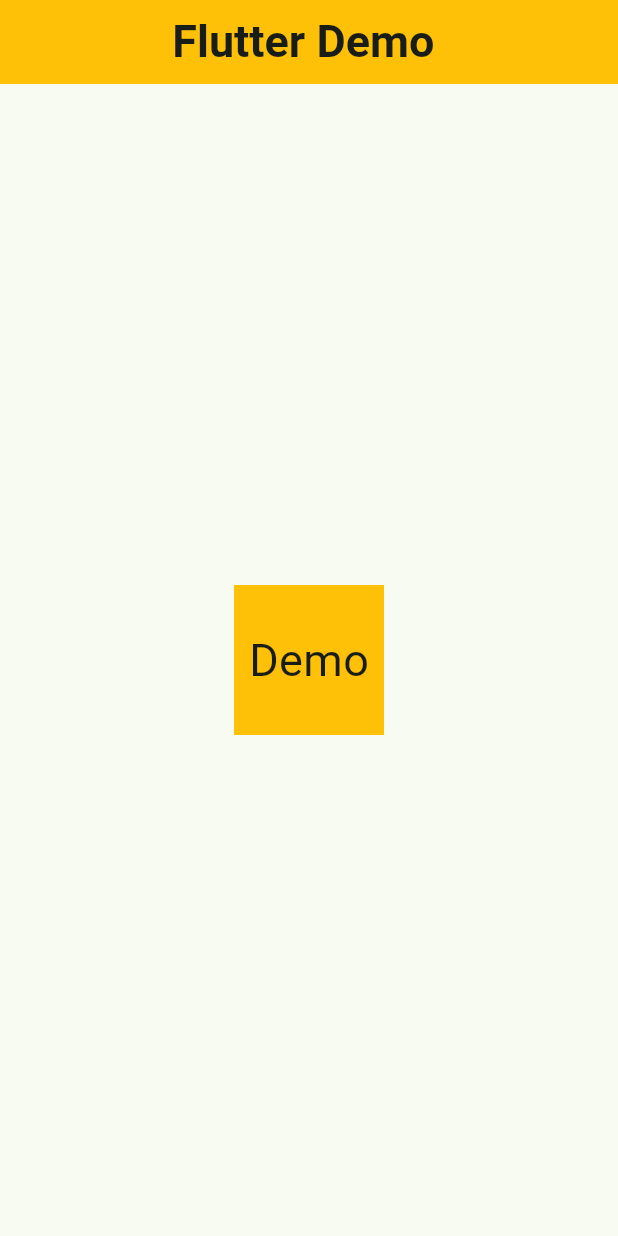
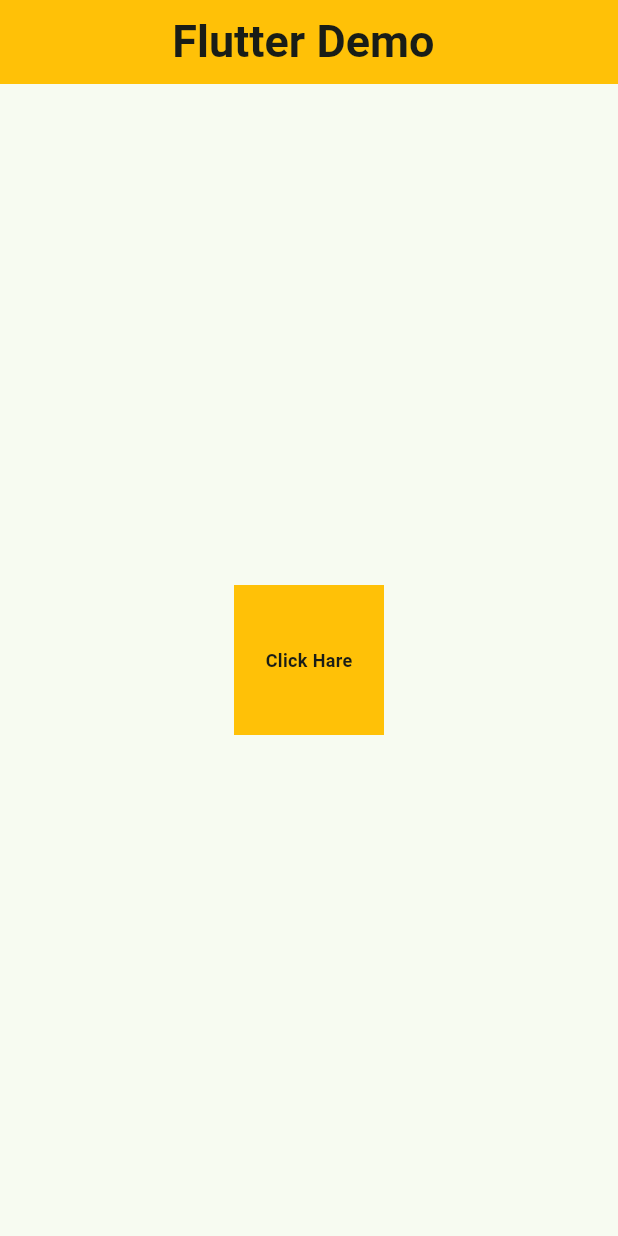
Before and after one commit to kayesmahmud000/first_flutter_app, a Flutter app: the screen it shows after launch, on a phone screen of 412 x 824 dp. Run offline on Flutter 3.47's test engine with Material 3 defaults, Android fonts, the phone set to English and light mode, and no system bars.

Commit message:
added the more widget

```diff
--- a/lib/main.dart
+++ b/lib/main.dart
@@ -43,15 +43,94 @@ class _MyHomePageState extends State<MyHomePage> {
         title: Center(child: Text(widget.title , style: TextStyle(fontSize: 30, fontWeight: FontWeight.bold),)),
         backgroundColor: Colors.amber,
       ),
-      body:Center(
-        child: Container(
-        width: 100,
-        height: 100,
-        color: Colors.amber,
-        child: Center(child: Text('Demo', style: TextStyle(fontSize: 30 ),)),
+      body:
+      Center(
+        child: InkWell(
+          onTap: () => print("tapped on single") ,
+          onDoubleTap: () => print('tapped on double'),
+          child: Container(
+            width: 100,
+            height: 100,
+            color: Colors.amber,
+            child: Center(child: Text('Click Hare', style: TextStyle(fontSize: 12,
+            fontWeight: .bold),)),
+          ),
+        ),
+      )
+      // Container(
+      //   child: Column(
+      //     mainAxisAlignment:MainAxisAlignment.spaceBetween ,
+      //     crossAxisAlignment: CrossAxisAlignment.start,
+      //     children: [
+      //       Row(
+      //         mainAxisAlignment: MainAxisAlignment.spaceBetween,
+      //         crossAxisAlignment: CrossAxisAlignment.start,
+      //       children: [ Text('A'),
+      //       Text('A'),
+      //       Text('A'),
+      //       Text('A')],
+      //       ),
 
-      ) ,
-      )
+      //       Text('A'),
+      //       Text('A'),
+      //       Text('A'),
+      //       Text('A'),
+
+      //        Row(
+      //         mainAxisAlignment: MainAxisAlignment.spaceBetween,
+      //         crossAxisAlignment: CrossAxisAlignment.end,
+      //       children: [
+      //         Text('A'),
+      //       Text('A'),
+      //       Text('A'),
+      //       Text('A')],
+      //       ),
+      //     ],
+      //   ),
+      // )
+      // Center(
+      //   child: Container(
+      //   width: 200,
+      //   height: 100,
+      //   color: Colors.amber,
+      //   child: Image.asset('assets/images/laptop.jpg'),
+      //   // child: OutlinedButton(
+      //   //   onPressed:(){ print('Clicked');} ,
+      //   //     style:ElevatedButton.styleFrom(
+      //   //       shape: RoundedRectangleBorder(borderRadius: BorderRadius.zero)
+      //   //     ),
+      //   //   child:  Text('Click Hare', style: MyNewTextStyle(),) ,
+
+      //   // ),
+      //   // child: Center(child: Text('Demo', style: TextStyle(fontSize: 30 ),)),
+
+      // ) ,
+      // )
     );
   }
 }
+
+TextStyle MyNewTextStyle({double size = 26.0}){
+  return TextStyle(
+
+    color: Colors.black54,
+    fontSize: size
+
+
+  );
+}
+
+// class NewWidget extends StatefulWidget {
+//   const NewWidget({super.key});
+
+//   @override
+//   State<NewWidget> createState() => _NewWidgetState();
+// }
+
+// class _NewWidgetState extends State<NewWidget> {
+
+//   @override
+//   Widget build(BuildContext context) {
+//     return const Placeholder();
+//   }
+// }
```
Also changed, not shown: pubspec.yaml (+2 -34 lines), assets/images/check.png (added), assets/images/laptop.jpg (added).
